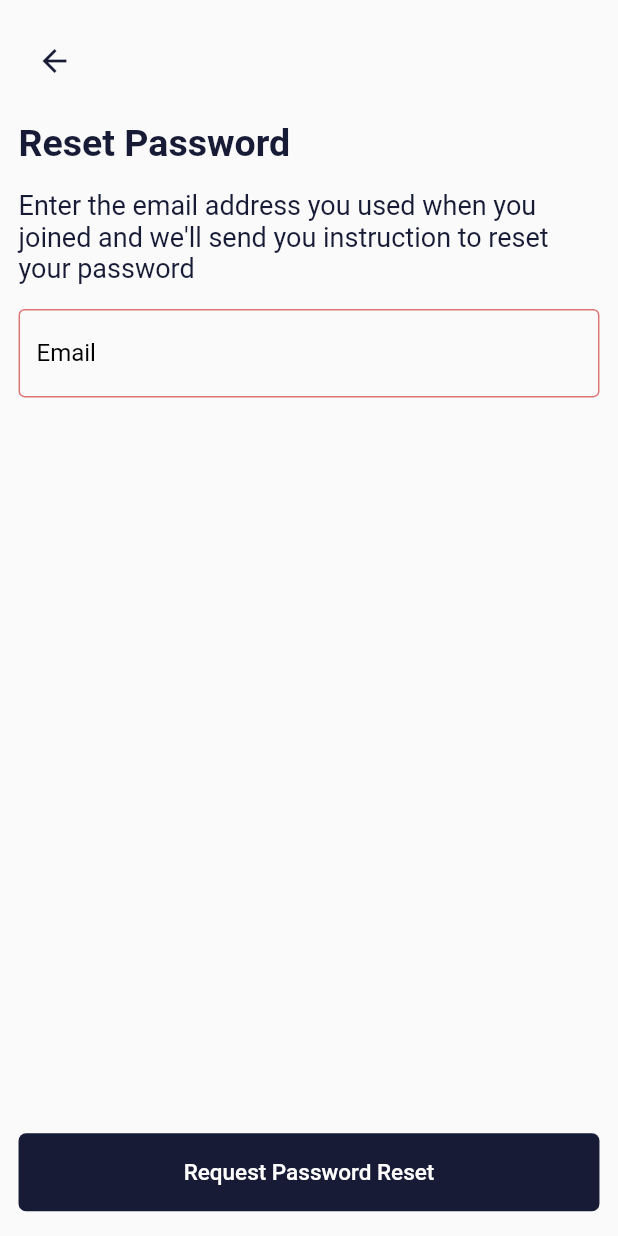
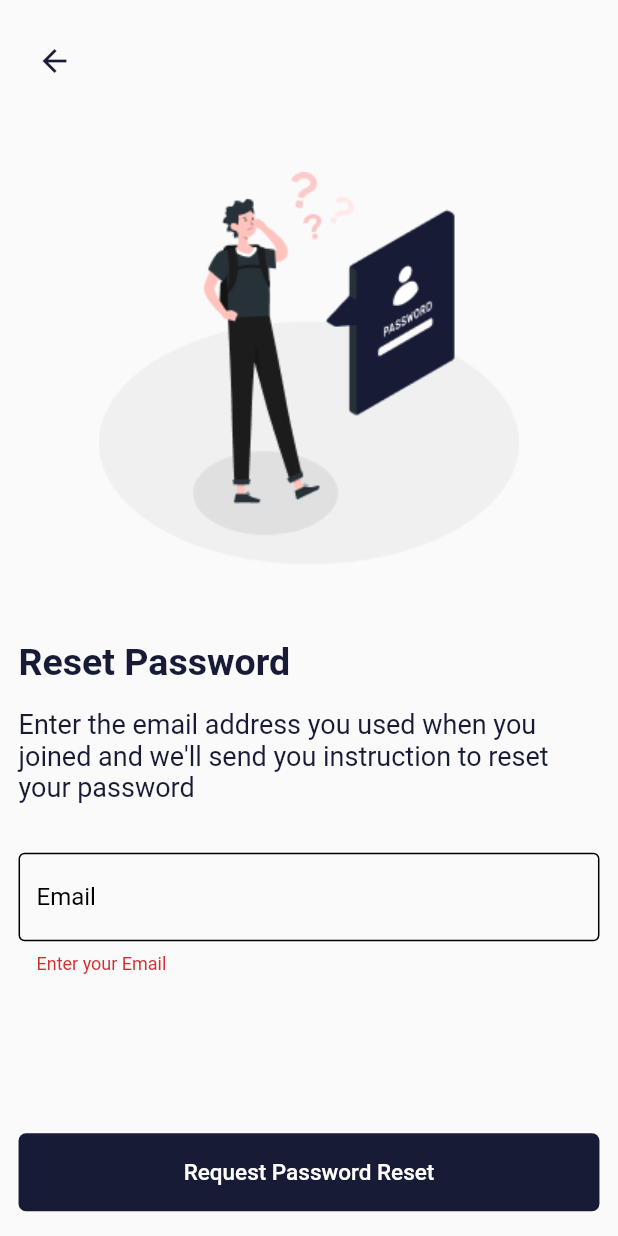
Before and after one commit to MohmaedSobhy/Bookly-App, a Flutter app: the ForgetPassWordScreen screen opened directly, after a tap on "Request Password Reset", on a phone screen of 412 x 824 dp. Run offline on Flutter 3.47's test engine with Material 2 defaults, Android fonts, the phone set to English and light mode, and no system bars; drawn by our look-alikes of modal_progress_hud_nsn; our stand-ins replace bloc, carousel_slider, dio, flutter_bloc, flutter_secure_storage, fluttertoast and 5 more; accounts and stored records are empty; network calls fail.

Commit message:
finish featrue reset password screen

```diff
--- a/lib/core/localization/app_string.dart
+++ b/lib/core/localization/app_string.dart
@@ -61,6 +61,7 @@ abstract class AppString {
   static const String applyFilteration = "Apply Filteration";
 
   static const String resetPassword = "Reset Password";
+  static const String forgetPassword = "Forget Password";
   static const String requestPasswordReset = "Request Password Reset";
   static const String resetPasswordInstruction =
       "Enter the email address you used when you joined and we'll send you instruction to reset your password";
--- a/lib/core/routes/route_setting.dart
+++ b/lib/core/routes/route_setting.dart
@@ -46,7 +46,7 @@ class AppRouting {
       case RoutesName.contactUs:
         return MaterialPageRoute(builder: (_) => const ContactUsScreen());
       case RoutesName.resetPassword:
-        return MaterialPageRoute(builder: (_) => ForgetPassWordScreen());
+        return MaterialPageRoute(builder: (_) => const ForgetPassWordScreen());
       case RoutesName.orderHistory:
         return MaterialPageRoute(builder: (_) => const OrderHistoryScreen());
       case RoutesName.category:
--- a/lib/feature/forget password/controller/forget_password_cubit.dart
+++ b/lib/feature/forget password/controller/forget_password_cubit.dart
@@ -26,7 +26,7 @@ class ForgetPasswordCubit extends Cubit<ForgetPasswordState> {
 
   ForgetPasswordCubit() : super(ForgetPasswordInitial());
 
-  void forgetPassword() {
+  void resetingPassword() {
     loading = true;
     emit(LoadingForgetPassword());
     APIManager.postMethod(baseUrl: EndPoints.forgetPassword, body: {
--- a/lib/feature/forget password/screens/forget_password_screen.dart
+++ b/lib/feature/forget password/screens/forget_password_screen.dart
@@ -57,6 +57,16 @@ class ForgetPassWordScreen extends StatelessWidget {
                                 ),
                               ),
                               const SizedBoxHight(),
+                              Container(
+                                height: MediaQuery.sizeOf(context).height * 0.4,
+                                decoration: const BoxDecoration(
+                                  image: DecorationImage(
+                                    image: AssetImage(
+                                        "images/forget_password.png"),
+                                  ),
+                                ),
+                              ),
+                              const SizedBoxHight(),
                               const Text(
                                 AppString.resetPassword,
                                 style: TextStyle(
@@ -74,11 +84,20 @@ class ForgetPassWordScreen extends StatelessWidget {
                                 ),
                               ),
                               const SizedBoxHight(),
+                              const SizedBoxHight(),
                               CustomeTextFormField(
-                                controller: TextEditingController(),
+                                controller: ForgetPasswordCubit.getInstanse()
+                                    .emailController,
                                 hint: AppString.email,
                                 textInputType: TextInputType.emailAddress,
+                                onValidate: (value) {
+                                  if (value.toString().isEmpty) {
+                                    return "Enter your Email";
+                                  }
+                                  return null;
+                                },
                               ),
+                              const SizedBoxHight(),
                             ],
                           ),
                         ),
```
Also changed, not shown: lib/feature/login/screen/login_screen.dart (+14 -1 lines), images/forget_password.png (added).
